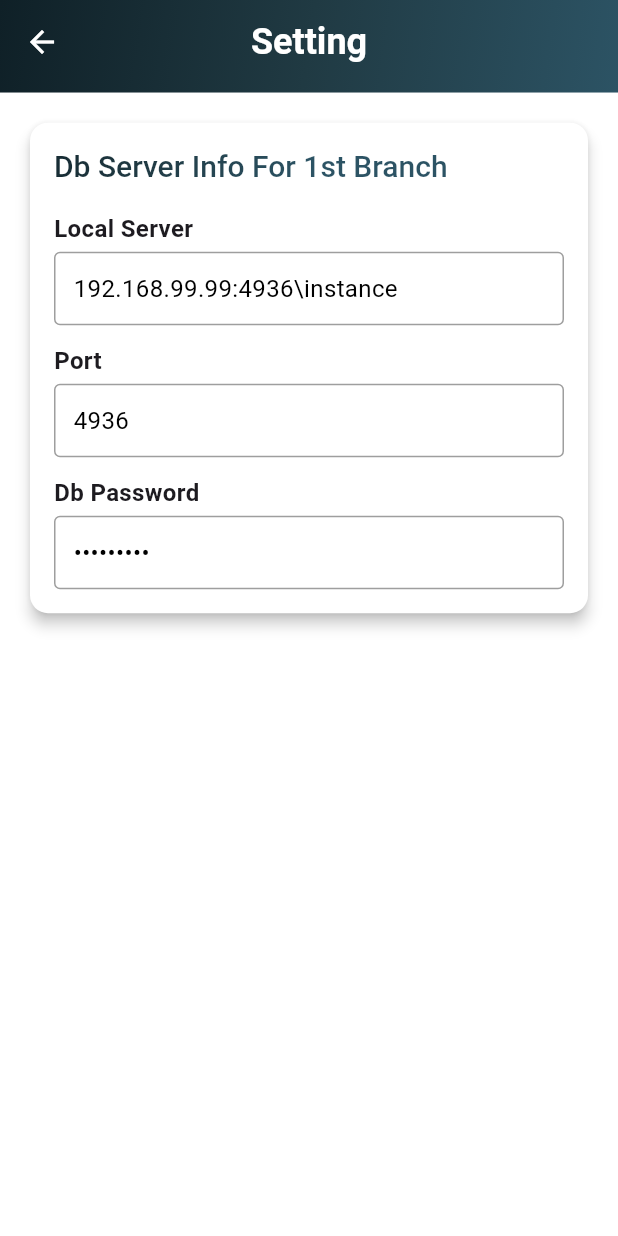
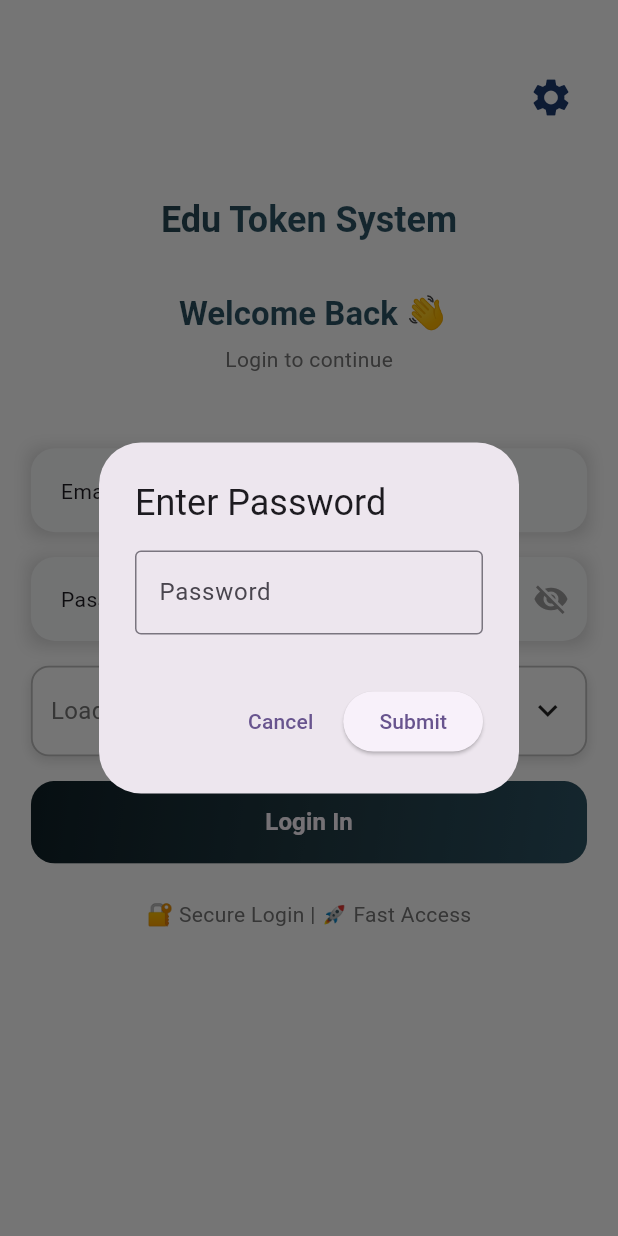
Before and after one commit to edusoftdevelopment/Edu-Token-System-App, a Flutter app: the screen it shows after launch, after a tap on the "settings" icon, on a phone screen of 412 x 824 dp. Run offline on Flutter 3.47's test engine with Material 3 defaults, Android fonts, the phone set to English and light mode, and no system bars; drawn by our look-alikes of auto_size_text; our stand-ins replace device_info_plus, dio, flutter_dotenv, flutter_riverpod, flutter_screenutil, flutter_svg and 4 more; missing offline and left inert: mssql_connection.

Commit message:
add new setting dialog and Dialog textField submit (specific) data response
wran nhi krte submit

```diff
--- a/lib/feature/auth/login_page/view/login_page.dart
+++ b/lib/feature/auth/login_page/view/login_page.dart
@@ -1,25 +1,20 @@
 import 'dart:async';
 import 'dart:convert';
 import 'dart:developer';
-import 'dart:ffi';
 import 'dart:io';
 
 import 'package:device_info_plus/device_info_plus.dart';
 import 'package:edu_token_system_app/Config/app_config.dart';
 import 'package:edu_token_system_app/Export/export.dart';
-import 'package:edu_token_system_app/Helper/mssql_helper.dart';
 import 'package:edu_token_system_app/core/common/common.dart';
 import 'package:edu_token_system_app/core/common/custom_button.dart';
 import 'package:edu_token_system_app/core/extension/extension.dart';
 import 'package:edu_token_system_app/core/model/db_lists_model.dart';
 import 'package:edu_token_system_app/core/utils/utils.dart';
 import 'package:edu_token_system_app/feature/auth/login_page/widgets/custom_db_drop_down.dart';
-import 'package:edu_token_system_app/feature/auth/login_page/widgets/resolve_sql_instance_port.dart';
-import 'package:edu_token_system_app/feature/new_token/add_new_token_page.dart';
+import 'package:edu_token_system_app/feature/auth/login_page/widgets/settings_icon_dialog_design_widget.dart';
 import 'package:edu_token_system_app/feature/setting/view/setting_page.dart';
-import 'package:encrypt/encrypt.dart' as encrypt_pkg;
 
-import 'package:flutter/foundation.dart';
 import 'package:loading_animation_widget/loading_animation_widget.dart';
 // Replaced MySQL package with MSSQL package
 import 'package:mssql_connection/mssql_connection.dart';
@@ -139,13 +134,13 @@ class _LoginPageState extends State<LoginPage> {
     setState(() {
       loadingDbList = true;
     });
-    final _db = MssqlConnection.getInstance();
+    final db = MssqlConnection.getInstance();
     const maxRetries = 1;
-    int retry = 0;
+    var retry = 0;
 
     while (retry < maxRetries) {
       try {
-        await _db.connect(
+        await db.connect(
           ip: '192.168.7.3',
           port: '4914',
           databaseName: 'eduConnectionDB',
@@ -162,13 +157,13 @@ class _LoginPageState extends State<LoginPage> {
         await Future.delayed(const Duration(seconds: 1));
       }
     }
-    if (_db.isConnected == false) {
+    if (db.isConnected == false) {
       throw Exception('Connection failed');
     }
     log('Connection attempt finished');
     // Step 1: Query execute karo
     String? jsonResDbList;
-    await _db
+    await db
         .getData(
           "Select DefaultDB, Alias From gen_SingleConnections where ApplicationCodeName='eduRestaurantManagerEnterprise'",
         )
@@ -177,10 +172,10 @@ class _LoginPageState extends State<LoginPage> {
         });
 
     // Step 2: decode karo aur model list banao
-    final List<dynamic> decoded = jsonDecode(jsonResDbList!) as List<dynamic>;
+    final decoded = jsonDecode(jsonResDbList!) as List<dynamic>;
 
     // Step 3: har ek map ko model me convert karo
-    List<DbListsModel> dbLists = decoded
+    final dbLists = decoded
         .map<DbListsModel>(
           (json) => DbListsModel.fromJson(json as Map<String, dynamic>),
         )
@@ -277,12 +272,12 @@ class _LoginPageState extends State<LoginPage> {
 
   Future<void> _setDatabse({required String seectedDatabase}) async {
     final prefs = await SharedPreferences.getInstance();
-    final key = 'selectedDb';
+    const key = 'selectedDb';
   }
 
   Future<String> _getSelectedDatabase() async {
     final prefs = await SharedPreferences.getInstance();
-    final key = 'selectedDb';
+    const key = 'selectedDb';
     final selectedDb = prefs.getString(key);
     return selectedDb ?? ''; // Default database if none selected
   }
@@ -305,12 +300,23 @@ class _LoginPageState extends State<LoginPage> {
               Align(
                 alignment: Alignment.topRight,
                 child: IconButton(
-                  onPressed: () => Navigator.push(
-                    context,
-                    MaterialPageRoute<dynamic>(
-                      builder: (context) => const BranchInfoPage(),
-                    ),
-                  ),
+                  onPressed: () {
+                    var status = 'No password entered yet';
+                    showDialog<void>(
+                      context: context,
+                      builder: (BuildContext context) {
+                        return PasswordDialog(
+                          onPasswordValidated: (isValid) {
+                            setState(() {
+                              status = isValid
+                                  ? 'Password accepted! Access granted.'
+                                  : 'Invalid password. Try again.';
+                            });
+                          },
+                        );
+                      },
+                    );
+                  },
                   icon: Icons.settings.toCustomIcon(
                     color: AppColors.kCustomBlueColor,
                     size: 30,
--- a/lib/feature/auth/login_page/view/login_page_ui_view_page.dart
+++ b/lib/feature/auth/login_page/view/login_page_ui_view_page.dart
@@ -83,6 +83,7 @@ class _LoginPageState extends State<LoginPage> {
             return Column(
               children: [
                 SizedBox(height: height * 0.05),
+
                 ///! App Title
                 AutoSizeText(
                   'Edu Token System',
--- /dev/null
+++ b/lib/feature/auth/login_page/widgets/settings_icon_dialog_design_widget.dart
@@ -0,0 +1,93 @@
+import 'package:edu_token_system_app/Export/export.dart';
+import 'package:edu_token_system_app/feature/setting/view/setting_page.dart';
+
+class PasswordDialog extends StatefulWidget {
+  const PasswordDialog({required this.onPasswordValidated, super.key});
+  final void Function(bool) onPasswordValidated;
+
+  @override
+  State<PasswordDialog> createState() => _PasswordDialogState();
+}
+
+class _PasswordDialogState extends State<PasswordDialog> {
+  final TextEditingController _passwordController = TextEditingController();
+  String _errorMessage = '';
+
+  void _validatePassword() {
+    final password = _passwordController.text;
+
+    if (password == 'bismillah') {
+      // Password is correct
+      widget.onPasswordValidated(true);
+      Navigator.push(
+        context,
+        MaterialPageRoute<dynamic>(
+          builder: (context) => const BranchInfoPage(),
+        ),
+      ).then((_) {
+        // Clear the password field after successful navigation
+        _passwordController.clear();
+        Navigator.of(context).pop();
+      });
+    } else {
+      // Password is incorrect
+      setState(() {
+        _errorMessage = 'Incorrect password. Please try again.';
+      });
+    }
+  }
+
+  @override
+  Widget build(BuildContext context) {
+    return AlertDialog(
+      title: const Text('Enter Password'),
+      content: Column(
+        mainAxisSize: MainAxisSize.min,
+        children: [
+          TextField(
+            controller: _passwordController,
+            obscureText: true,
+            decoration: InputDecoration(
+              labelText: 'Password',
+              border: const OutlineInputBorder(),
+              errorText: _errorMessage.isNotEmpty ? _errorMessage : null,
+            ),
+            onChanged: (value) {
+              // Clear error when user starts typing again
+              if (_errorMessage.isNotEmpty) {
+                setState(() {
+                  _errorMessage = '';
+                });
+              }
+            },
+          ),
+          const SizedBox(height: 10),
+          if (_errorMessage.isNotEmpty)
+            Text(
+              _errorMessage,
+              style: const TextStyle(color: Colors.red),
+            ),
+        ],
+      ),
+      actions: [
+        TextButton(
+          onPressed: () {
+            Navigator.of(context).pop();
+            widget.onPasswordValidated(false);
+          },
+          child: const Text('Cancel'),
+        ),
+        ElevatedButton(
+          onPressed: _validatePassword,
+          child: const Text('Submit'),
+        ),
+      ],
+    );
+  }
+
+  @override
+  void dispose() {
+    _passwordController.dispose();
+    super.dispose();
+  }
+}
```
Also changed, not shown: pubspec.lock.
